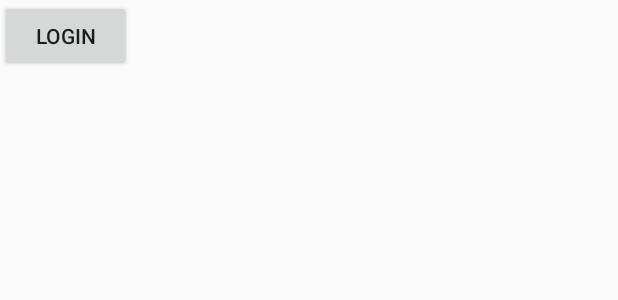
After one commit to hshare/HsharePlatform, an Android app: the layout read_activity_login.xml on its own in the app's theme, with its tools: preview values and no code run, on a phone screen of 412 x 824 dp. The commit adds this screen. Shown: the top 300 px of the screen. Run offline under Robolectric (Android 15) with nearby library versions, the phone set to English and light mode, and no system bars.

Commit message:
1122233333

```diff
--- a/build.gradle
+++ b/build.gradle
@@ -13,6 +13,8 @@ buildscript {
         classpath 'com.jfrog.bintray.gradle:gradle-bintray-plugin:1.7.3'
         //lambda
         classpath 'me.tatarka:gradle-retrolambda:3.7.0'
+
+        classpath 'com.alibaba:arouter-register:1.0.0'
     }
 }
 
--- a/config.gradle
+++ b/config.gradle
@@ -48,7 +48,11 @@ ext {
     ]
 
     dependencies = [
-                //support
+                "arouter-api"          : "com.alibaba:arouter-api:1.2.1.1",
+                "arouter-compiler"          : "com.alibaba:arouter-compiler:1.1.2.1",
+
+
+            //support
                 "appcompat-v7"             : "com.android.support:appcompat-v7:${version["androidSupportSdkVersion"]}",
                 "design"                   : "com.android.support:design:${version["androidSupportSdkVersion"]}",
                 "support-v4"               : "com.android.support:support-v4:${version["androidSupportSdkVersion"]}",
--- a/p-business-module/business-module-read/src/main/AndroidManifest.xml
+++ b/p-business-module/business-module-read/src/main/AndroidManifest.xml
@@ -5,6 +5,7 @@
     <uses-permission android:name="android.permission.INTERNET" />
 
     <application
+        android:name=".MyApplication"
         android:allowBackup="true"
         android:icon="@mipmap/read_launcher"
         android:label="@string/app_name"
@@ -19,6 +20,7 @@
         </activity>
         <activity android:name=".ReadMainActivity"/>
         <activity android:name=".ReadDetailActivity"/>
+        <activity android:name=".LoginActivity"/>
     </application>
 
 </manifest>
--- a/p-business-module/business-module-read/src/main/java/hshare/business/module/read/ReadDetailActivity.java
+++ b/p-business-module/business-module-read/src/main/java/hshare/business/module/read/ReadDetailActivity.java
@@ -7,6 +7,8 @@ import android.support.v7.app.AppCompatActivity;
 import android.text.TextUtils;
 import android.util.Log;
 import android.webkit.WebView;
+
+import com.alibaba.android.arouter.facade.annotation.Route;
 
 import org.jsoup.Jsoup;
 import org.jsoup.nodes.Document;
@@ -32,6 +34,7 @@ import io.reactivex.annotations.NonNull;
 import io.reactivex.disposables.Disposable;
 import io.reactivex.schedulers.Schedulers;
 
+@Route(path = "/read/detail")
 public class ReadDetailActivity extends AppCompatActivity {
 
     private WebView webview;
--- a/p-business-module/business-module-read/src/main/java/hshare/business/module/read/ReadInitActivity.java
+++ b/p-business-module/business-module-read/src/main/java/hshare/business/module/read/ReadInitActivity.java
@@ -6,6 +6,8 @@ import android.os.Message;
 import android.support.v7.app.AppCompatActivity;
 import android.os.Bundle;
 
+import com.alibaba.android.arouter.facade.annotation.Route;
+
 import hshare.base.component.view.indicator.spring.SpringIndicator;
 import hshare.base.component.view.viewpager.ScrollerViewPager;
 import hshare.business.component.initguide.GuideBean;
@@ -13,6 +15,7 @@ import hshare.business.component.initguide.GuideHelper;
 import hshare.business.component.initguide.OnGuideFinishListener;
 import hshare.business.component.initguide.WelcomeImageBean;
 
+@Route(path = "/read/init")
 public class ReadInitActivity extends AppCompatActivity {
 
     @Override
--- /dev/null
+++ b/p-business-module/business-module-read/src/main/res/layout/read_activity_login.xml
@@ -0,0 +1,13 @@
+<?xml version="1.0" encoding="utf-8"?>
+<LinearLayout xmlns:android="http://schemas.android.com/apk/res/android"
+    android:id="@+id/rlRoot"
+    android:layout_width="match_parent"
+    android:layout_height="match_parent"
+    android:orientation="vertical">
+
+    <Button
+        android:layout_width="wrap_content"
+        android:layout_height="wrap_content"
+        android:onClick="login"
+        android:text="login" />
+</LinearLayout>
```
Also changed, not shown: p-business-module/business-module-read/build.gradle (+11 -0 lines), p-business-module/business-module-read/src/main/java/hshare/business/module/read/LoginActivity.java (added, +34 -0 lines), p-business-module/business-module-read/src/main/java/hshare/business/module/read/MainLooper.java (added, +25 -0 lines), p-business-module/business-module-read/src/main/java/hshare/business/module/read/MyApplication.java (added, +26 -0 lines), p-business-module/business-module-read/src/main/java/hshare/business/module/read/ReadMainActivity.java (+6 -2 lines), p-business-module/business-module-read/src/main/java/hshare/business/module/read/ReadMainFragment.java (+8 -3 lines), p-business-module/business-module-read/src/main/java/hshare/business/module/read/Test1Interceptor.java (added, +85 -0 lines).
